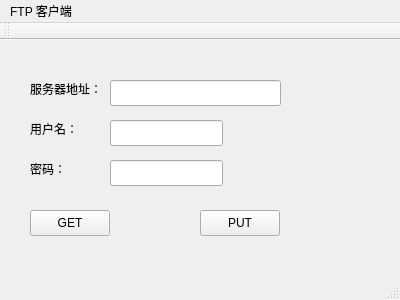
Before: the Qt Designer form mainwindow.ui in hautxuhaihu/ftpClientByQt, drawn with Qt 5.
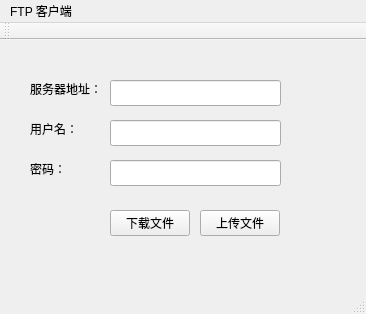
After: the same form once the commit is applied.

Commit message: 为客户端下载添加进度条

What changed in the file:
```diff
--- a/mainwindow.ui
+++ b/mainwindow.ui
@@ -6,8 +6,8 @@
    <rect>
     <x>0</x>
     <y>0</y>
-    <width>400</width>
-    <height>300</height>
+    <width>366</width>
+    <height>314</height>
    </rect>
   </property>
   <property name="windowTitle">
@@ -71,7 +71,7 @@
      <rect>
       <x>110</x>
       <y>80</y>
-      <width>113</width>
+      <width>171</width>
       <height>26</height>
      </rect>
     </property>
@@ -81,7 +81,7 @@
      <rect>
       <x>110</x>
       <y>120</y>
-      <width>113</width>
+      <width>171</width>
       <height>26</height>
      </rect>
     </property>
@@ -92,14 +92,14 @@
    <widget class="QPushButton" name="get">
     <property name="geometry">
      <rect>
-      <x>30</x>
+      <x>110</x>
       <y>170</y>
       <width>80</width>
       <height>26</height>
      </rect>
     </property>
     <property name="text">
-     <string>GET</string>
+     <string>下载文件</string>
     </property>
    </widget>
    <widget class="QPushButton" name="put">
@@ -112,7 +112,7 @@
      </rect>
     </property>
     <property name="text">
-     <string>PUT</string>
+     <string>上传文件</string>
     </property>
    </widget>
    <zorder>server</zorder>
@@ -129,7 +129,7 @@
     <rect>
      <x>0</x>
      <y>0</y>
-     <width>400</width>
+     <width>366</width>
      <height>23</height>
     </rect>
    </property>
```
Left out of the diff: 4 changed lines with no effect on the pictures. The commit also changes 2 other files.
